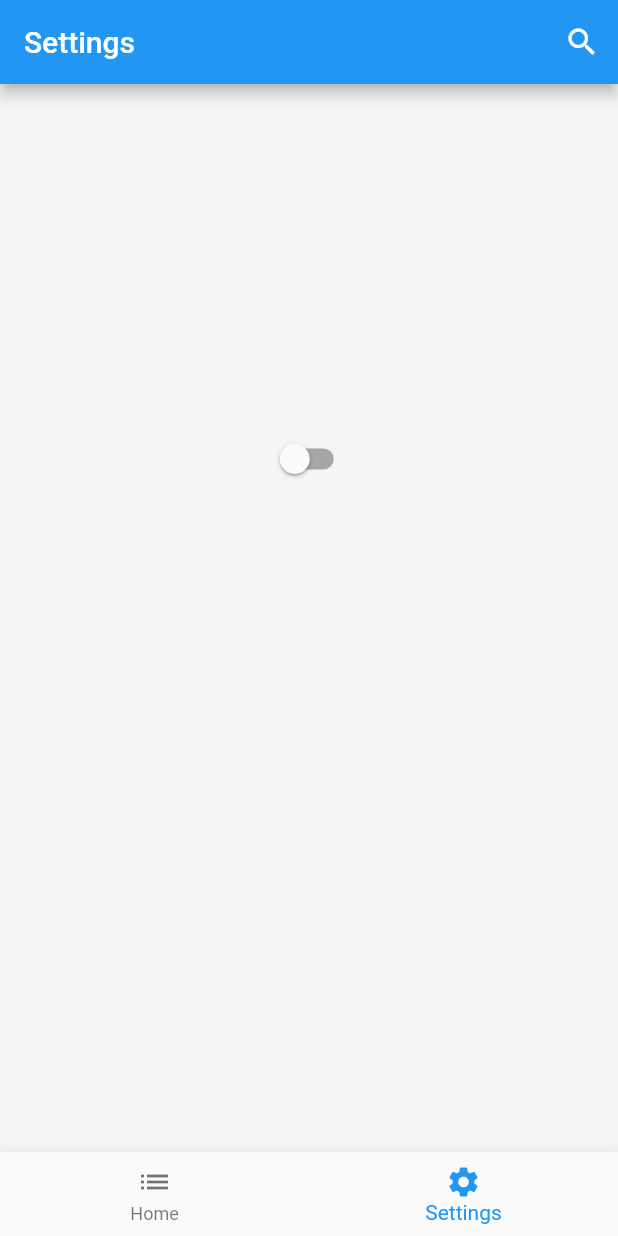
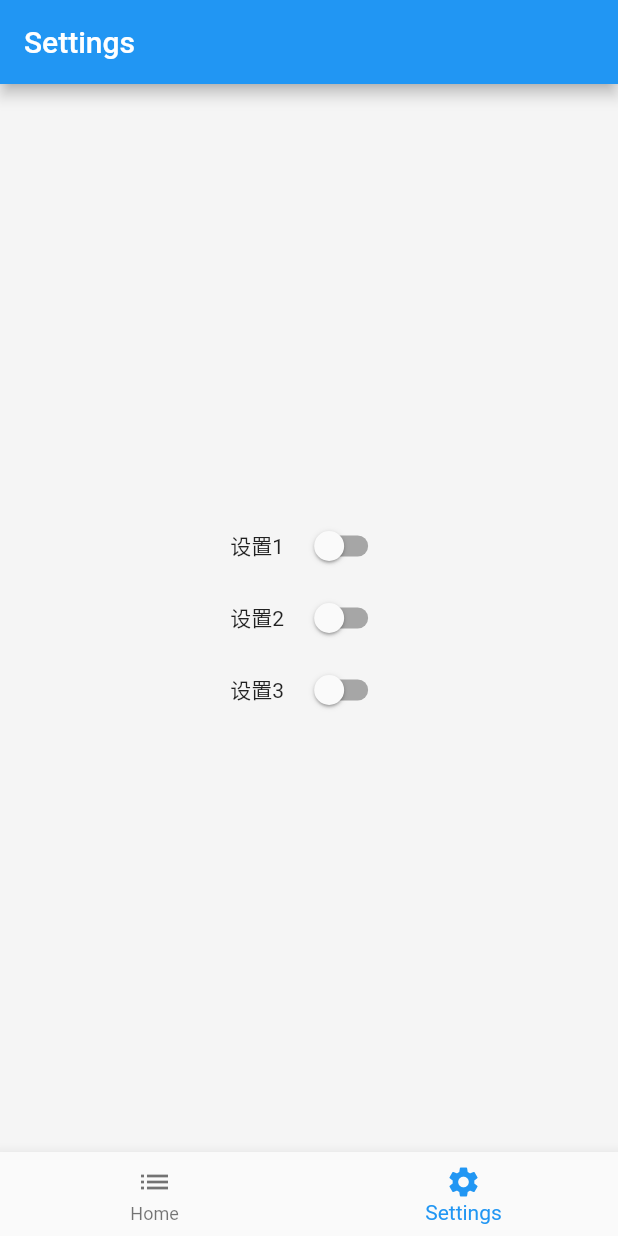
Before and after one commit to fyxtc/flutter_lol, a Flutter app: the screen it shows after launch, item 2 of the bottom bar chosen, on a phone screen of 412 x 824 dp. Run offline on Flutter 3.47's test engine with Material 2 defaults, Android fonts, the phone set to English and light mode, and no system bars; network calls fail.

Commit message:
add provider to hold setting model & add search bar

```diff
--- /dev/null
+++ b/lib/models/setting_model.dart
@@ -0,0 +1,25 @@
+import 'package:flutter/material.dart';
+
+class SettingModel extends ChangeNotifier{
+  List<SettingItem> list = [
+    SettingItem(id: 1, title: "设置1", value: false),
+    SettingItem(id: 2, title: "设置2", value: false),
+    SettingItem(id: 3, title: "设置3", value: false),
+  ];
+
+  changeValue(id, value){
+    list[id - 1].value = value;
+    notifyListeners();
+  }
+
+
+}
+
+class SettingItem{
+  int id;
+  String title;
+  bool value;
+
+  SettingItem({this.id, this.title, this.value});
+
+}
--- a/lib/views/home.dart
+++ b/lib/views/home.dart
@@ -17,8 +17,6 @@ class _HomeViewState extends State<HomeView>
   TabController _tabController;
   List<dynamic> heroList = [];
   int _selectedIndex = 0;
-  String _searchString;
-  bool isSearching  = false;
 
   @override
   void initState() {
@@ -84,17 +82,6 @@ class _HomeViewState extends State<HomeView>
         //     ],
         //   )
         // ]),
-        actions: <Widget>[
-          IconButton(
-            icon: Icon(Icons.search),
-            onPressed: () {
-              print("search $_searchString");
-              setState(() {
-                isSearching = true;
-              });
-            },
-          )
-        ],
         title: _selectedIndex == 1
             ? Text("Settings")
             : TabBar(
--- a/lib/views/setttings.dart
+++ b/lib/views/setttings.dart
@@ -1,4 +1,15 @@
 import 'package:flutter/material.dart';
+import 'package:flutter/rendering.dart';
+import 'package:my_lol/models/setting_model.dart';
+import 'package:provider/provider.dart';
+
+class SettingItem{
+  int id;
+  String title;
+  bool value;
+
+  SettingItem({this.id, this.title, this.value});
+}
 
 class Settings extends StatefulWidget {
   @override
@@ -6,39 +17,54 @@ class Settings extends StatefulWidget {
 }
 
 class _SettingsState extends State<Settings> {
+  // SettingModel settingModel = new SettingModel();
   bool _value = false;
   @override
   Widget build(BuildContext context) {
+    SettingModel settingModel = Provider.of<SettingModel>(context);
     return Container(
-      // color: Colors.white,
-      height: 500,
-      child: Stack(
+      child: Column(
+        crossAxisAlignment: CrossAxisAlignment.center,
+        mainAxisAlignment: MainAxisAlignment.center,
+        children: settingModel.list.map((li){
+          return buildItem(li);
+        }).toList(),
+      )
+    );
+
+    // return Consumer<SettingModel>(
+    //   builder: (context, setting, child){
+    //     return Column(
+    //       crossAxisAlignment: CrossAxisAlignment.center,
+    //       mainAxisAlignment: MainAxisAlignment.center,
+    //       children: settingModel.list.map((li){
+    //         return buildItem(li);
+    //       }).toList(),
+    //     );
+    //   },
+    // );
+  }
+
+  Widget buildItem(item){
+    return Row(
+      mainAxisAlignment: MainAxisAlignment.center,
       children: <Widget>[
-          // Positioned(
-          //   top: 150,
-          //   child: Container(color: Colors.blue, width: 100, height: 100,),
-          // ),
-          // Positioned(
-          //   left: 30,
-          //   top: 100,
-          //   child: Container(color: Colors.red, width: 100, height: 100,),
-          // ),
-          // Container(color: Colors.black, width: 100, height: 100,),
-          Center(
+        Text(item.title),
+        SizedBox(width: 10,),
+        Container(
+          // width: 150,
           child: Switch(
-              value: _value,
+            value: item.value,
             onChanged: (isOn){
               setState(() {
-                  _value = isOn;
+                // list[item.id].value = isOn;
+                Provider.of<SettingModel>(context).changeValue(item.id, isOn);
               });
-                // print("isOn $isOn");
             },
           ),
-          ),
+        )
       ],
-      ),
-
-      // child: Center(child: Text("Settings"),),
     );
   }
+
 }
--- a/pubspec.yaml
+++ b/pubspec.yaml
@@ -20,6 +20,7 @@ dependencies:
   flutter:
     sdk: flutter
   http:
+  provider:
 
   # The following adds the Cupertino Icons font to your application.
   # Use with the CupertinoIcons class for iOS style icons.
```
Also changed, not shown: lib/main.dart (+6 -1 lines), lib/views/home_list.dart (+70 -7 lines), pubspec.lock. Lines whose indentation alone changed are shown as unchanged.
